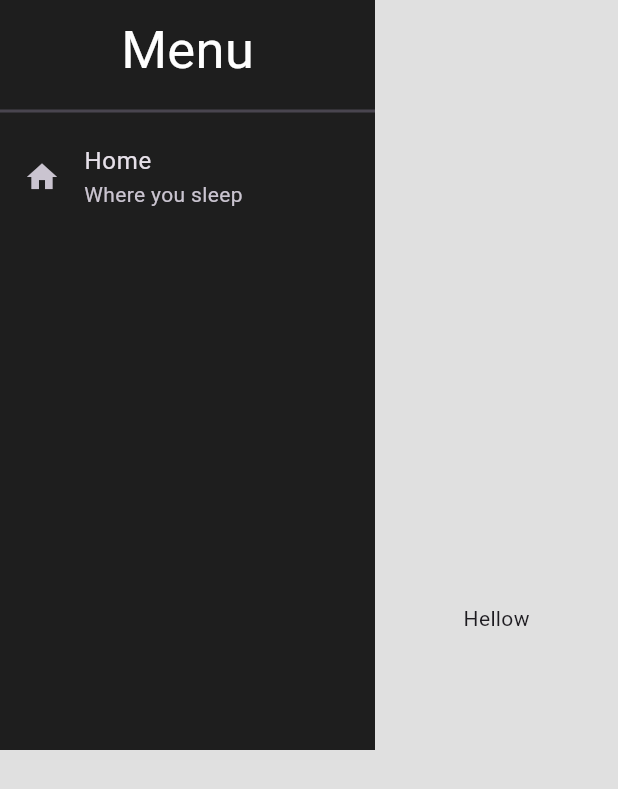
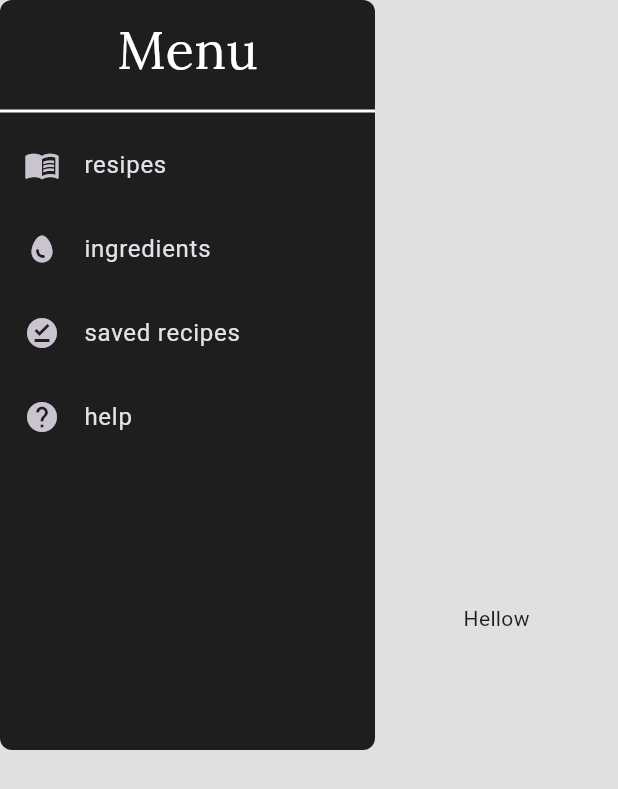
Before and after one commit to AdhamLasheen/cookup, a Flutter app: the screen it shows after launch, on a phone screen of 412 x 824 dp. Shown: the top 789 px of the screen. Run offline on Flutter 3.47's test engine with Material 3 defaults, Android fonts, the phone set to English and light mode, and no system bars; our stand-ins replace google_fonts.

Commit message:
Refactor Home widget UI: update menu items and apply Google Fonts styling

```diff
--- a/lib/main.dart
+++ b/lib/main.dart
@@ -30,26 +30,40 @@ class Home extends StatelessWidget {
               width: 250,
               height: 500,
               child: Container(
+                decoration: BoxDecoration(
                 color: Colors.black87,
+                 borderRadius:
+                 BorderRadius.circular(8),
+                 ),
                 child: Column(
                   children: [
                     Padding(
                       padding: const EdgeInsets.all(8.0),
                       child: Text('Menu', style:GoogleFonts
-                          .fascinateInline()
+                          .lora()
                           .copyWith(color: Colors.white, fontSize: 35)),
                     ),
 
                     const Divider(
+                      color: Colors.white,
                       thickness: 2,
                     ),
 
                     ListTile(
-                      title: Text('Home'),
-                      leading: const Icon(Icons.home),
-                      subtitle: Text('Where you sleep'),
-                    )
+                      title: Text('resipes'),
+                      leading: const Icon(Icons.menu_book_outlined),
+                    ),
+                    ListTile(
+                      title: Text('ingredients'),
+                      leading: const Icon(Icons.egg),
 
+                    ),ListTile(
+                      title: Text('saved recipes'),
+                      leading: const Icon(Icons.offline_pin)
+                    ),
+                    ListTile(
+                      title: Text('help'),
+                      leading: const Icon(Icons.help),)
                   ],
                 ),
               ),
```
